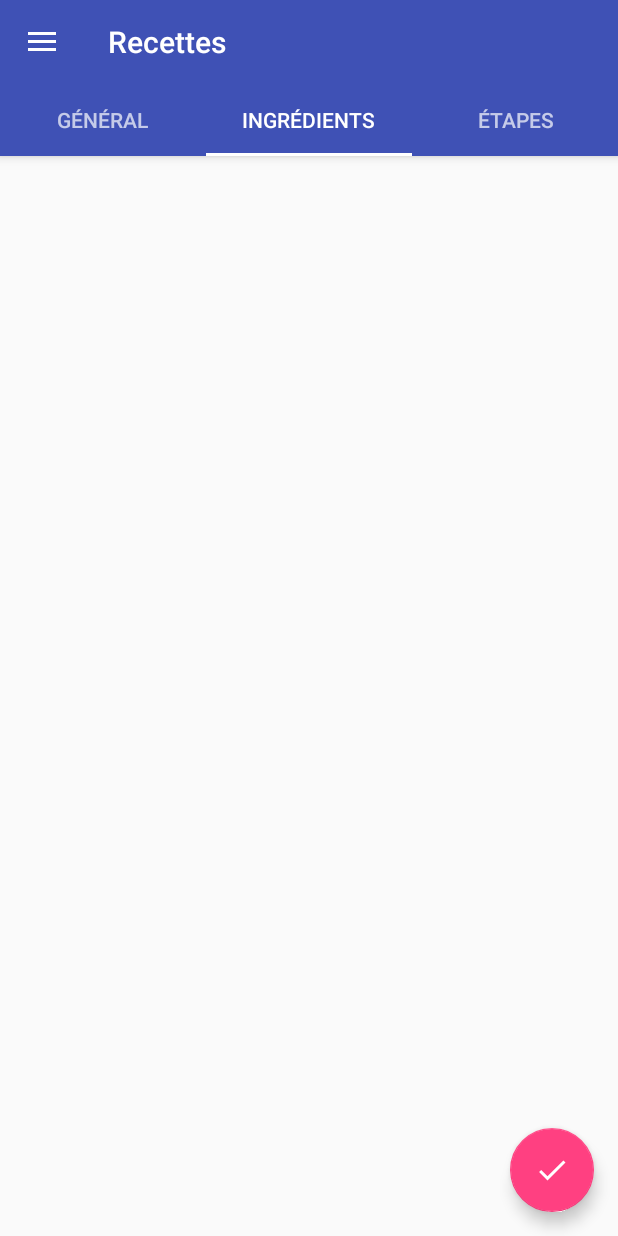
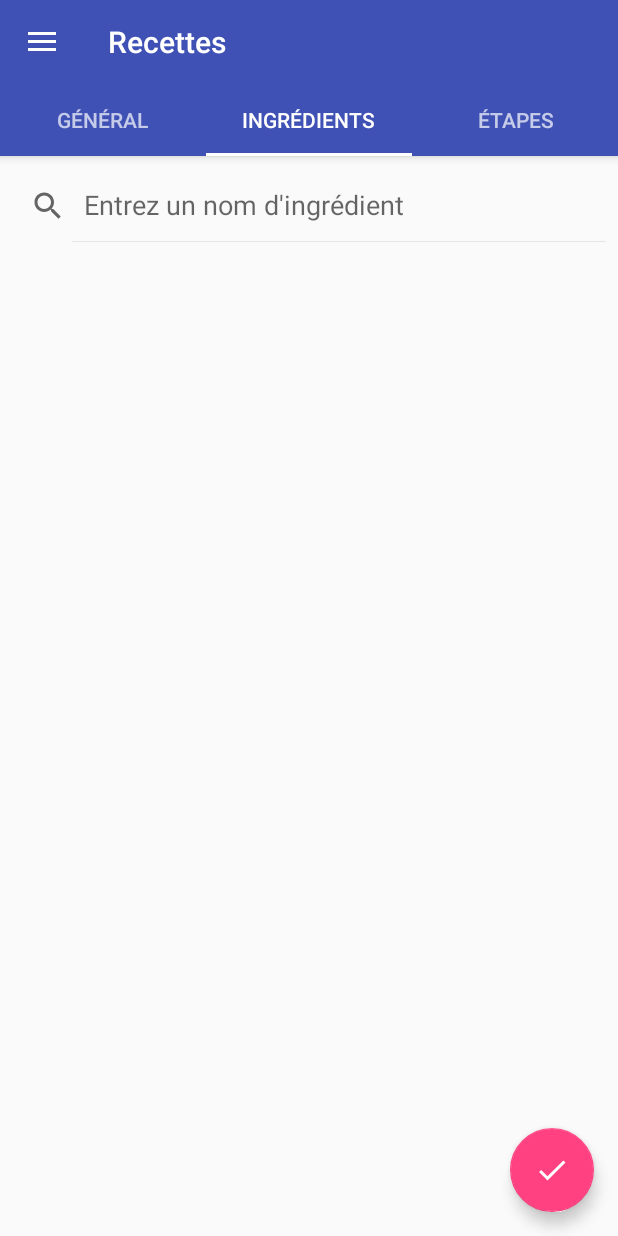
Before and after one commit to BillyBoy26/Recipes, an Android app: the RecipeCreate screen opened directly, with no data from a screen before it, tab 2 chosen, on a phone screen of 412 x 824 dp. Run offline under Robolectric (Android 15) with nearby library versions, the phone set to English and light mode, and no system bars.

Commit message:
Ingredient début

```diff
--- a/app/src/main/AndroidManifest.xml
+++ b/app/src/main/AndroidManifest.xml
@@ -22,7 +22,7 @@
                 <category android:name="android.intent.category.LAUNCHER" />
             </intent-filter>
         </activity>
-        <activity android:name=".RecipeCreate" />
+        <activity android:name=".createForm.RecipeCreate" />
         <activity android:name=".RecipeImport" />
 
         <provider
--- a/app/src/main/java/com/example/benjamin/recettes/RecipesActivity.java
+++ b/app/src/main/java/com/example/benjamin/recettes/RecipesActivity.java
@@ -12,6 +12,7 @@ import android.widget.AdapterView;
 import android.widget.FrameLayout;
 import android.widget.ListView;
 
+import com.example.benjamin.recettes.createForm.RecipeCreate;
 import com.example.benjamin.recettes.data.Recipe;
 import com.example.benjamin.recettes.db.RecipeContentProvider;
 import com.example.benjamin.recettes.db.table.TRecipe;
--- a/app/src/main/java/com/example/benjamin/recettes/FragmentIngredients.java
+++ b/app/src/main/java/com/example/benjamin/recettes/createForm/FragmentGeneral.java
@@ -1,4 +1,4 @@
-package com.example.benjamin.recettes;
+package com.example.benjamin.recettes.createForm;
 
 import android.os.Bundle;
 import android.support.annotation.Nullable;
@@ -7,12 +7,14 @@ import android.view.LayoutInflater;
 import android.view.View;
 import android.view.ViewGroup;
 
-public class FragmentIngredients extends Fragment {
+import com.example.benjamin.recettes.R;
+
+public class FragmentGeneral  extends Fragment{
 
 
     @Nullable
     @Override
     public View onCreateView(LayoutInflater inflater, @Nullable ViewGroup container, @Nullable Bundle savedInstanceState) {
-        return inflater.inflate(R.layout.recipe_create_ingredients,container,false);
+        return inflater.inflate(R.layout.recipe_create_general, container,false);
     }
 }
--- /dev/null
+++ b/app/src/main/java/com/example/benjamin/recettes/createForm/FragmentIngredients.java
@@ -0,0 +1,57 @@
+package com.example.benjamin.recettes.createForm;
+
+import android.os.Bundle;
+import android.support.annotation.Nullable;
+import android.support.v4.app.Fragment;
+import android.support.v7.widget.GridLayoutManager;
+import android.support.v7.widget.RecyclerView;
+import android.support.v7.widget.SearchView;
+import android.view.LayoutInflater;
+import android.view.View;
+import android.view.ViewGroup;
+
+import com.example.benjamin.recettes.R;
+import com.example.benjamin.recettes.data.Ingredient;
+
+import java.util.ArrayList;
+import java.util.List;
+
+public class FragmentIngredients extends Fragment {
+
+    private List<Ingredient> ingredients = new ArrayList<>();
+    private IngredientAdapter adapter;
+
+    @Override
+    public void onCreate(@Nullable Bundle savedInstanceState) {
+        super.onCreate(savedInstanceState);
+    }
+
+    @Nullable
+    @Override
+    public View onCreateView(LayoutInflater inflater, @Nullable ViewGroup container, @Nullable Bundle savedInstanceState) {
+        View layout = inflater.inflate(R.layout.recipe_create_ingredients, container, false);
+        final RecyclerView recyclerView = (RecyclerView) layout.findViewById(R.id.recyclerIngredient);
+        adapter = new IngredientAdapter(ingredients);
+        recyclerView.setAdapter(adapter);
+
+
+        recyclerView.setLayoutManager(new GridLayoutManager(getActivity(),2));
+        SearchView searchView = (SearchView) layout.findViewById(R.id.searchView);
+        searchView.setOnQueryTextListener(new SearchView.OnQueryTextListener() {
+            @Override
+            public boolean onQueryTextSubmit(String query) {
+                if (query.isEmpty()) {
+                    return false;
+                }
+                adapter.addIngredient(new Ingredient(query));
+                return true;
+            }
+
+            @Override
+            public boolean onQueryTextChange(String newText) {
+                return false;
+            }
+        });
+        return layout;
+    }
+}
--- a/app/src/main/java/com/example/benjamin/recettes/FragmentSteps.java
+++ b/app/src/main/java/com/example/benjamin/recettes/createForm/FragmentSteps.java
@@ -1,4 +1,4 @@
-package com.example.benjamin.recettes;
+package com.example.benjamin.recettes.createForm;
 
 import android.os.Bundle;
 import android.support.annotation.Nullable;
@@ -7,6 +7,8 @@ import android.view.LayoutInflater;
 import android.view.View;
 import android.view.ViewGroup;
 
+import com.example.benjamin.recettes.R;
+
 public class FragmentSteps extends Fragment {
     @Nullable
     @Override
--- /dev/null
+++ b/app/src/main/java/com/example/benjamin/recettes/createForm/IngredientAdapter.java
@@ -0,0 +1,45 @@
+package com.example.benjamin.recettes.createForm;
+
+import android.support.v7.widget.RecyclerView;
+import android.view.LayoutInflater;
+import android.view.View;
+import android.view.ViewGroup;
+
+import com.example.benjamin.recettes.R;
+import com.example.benjamin.recettes.data.Ingredient;
+
+import java.util.List;
+
+public class IngredientAdapter extends RecyclerView.Adapter<IngredientViewHolder> {
+
+    private List<Ingredient> ingredientList;
+
+
+    public IngredientAdapter(List<Ingredient> ingredientList) {
+        this.ingredientList = ingredientList;
+    }
+
+    @Override
+    public IngredientViewHolder onCreateViewHolder(ViewGroup parent, int viewType) {
+        View cardView = LayoutInflater.from(parent.getContext()).inflate(R.layout.ingredient_card, parent,false);
+        return new IngredientViewHolder(cardView);
+    }
+
+    @Override
+    public void onBindViewHolder(IngredientViewHolder holder, int position) {
+        holder.bind(ingredientList.get(position));
+    }
+
+    @Override
+    public int getItemCount() {
+        return ingredientList.size();
+    }
+
+    public void addIngredient(Ingredient ingredient) {
+        if (!ingredientList.contains(ingredient)) {
+            ingredientList.add(ingredient);
+            notifyItemInserted(ingredientList.size() - 1);
+
+        }
+    }
+}
--- a/app/src/main/java/com/example/benjamin/recettes/RecipeCreate.java
+++ b/app/src/main/java/com/example/benjamin/recettes/createForm/RecipeCreate.java
@@ -1,4 +1,4 @@
-package com.example.benjamin.recettes;
+package com.example.benjamin.recettes.createForm;
 
 import android.content.ContentValues;
 import android.content.Intent;
@@ -15,6 +15,9 @@ import android.view.View;
 import android.widget.EditText;
 import android.widget.FrameLayout;
 
+import com.example.benjamin.recettes.DrawerActivity;
+import com.example.benjamin.recettes.R;
+import com.example.benjamin.recettes.RecipesActivity;
 import com.example.benjamin.recettes.data.Recipe;
 import com.example.benjamin.recettes.db.RecipeContentProvider;
 import com.example.benjamin.recettes.db.table.TRecipe;
--- a/app/src/main/java/com/example/benjamin/recettes/ViewPagerAdapter.java
+++ b/app/src/main/java/com/example/benjamin/recettes/createForm/ViewPagerAdapter.java
@@ -1,4 +1,4 @@
-package com.example.benjamin.recettes;
+package com.example.benjamin.recettes.createForm;
 
 import android.support.v4.app.Fragment;
 import android.support.v4.app.FragmentManager;
--- a/app/src/main/java/com/example/benjamin/recettes/task/HttpRequestTask.java
+++ b/app/src/main/java/com/example/benjamin/recettes/task/HttpRequestTask.java
@@ -5,7 +5,7 @@ import android.content.Intent;
 import android.os.AsyncTask;
 import android.util.Log;
 
-import com.example.benjamin.recettes.RecipeCreate;
+import com.example.benjamin.recettes.createForm.RecipeCreate;
 import com.example.benjamin.recettes.data.Recipe;
 
 import org.jsoup.Jsoup;
--- a/app/src/main/res/layout/recipe_create_ingredients.xml
+++ b/app/src/main/res/layout/recipe_create_ingredients.xml
@@ -1,8 +1,21 @@
 <?xml version="1.0" encoding="utf-8"?>
 <LinearLayout xmlns:android="http://schemas.android.com/apk/res/android"
+    xmlns:app="http://schemas.android.com/apk/res-auto"
     android:orientation="vertical" android:layout_width="match_parent"
     android:layout_height="wrap_content"
     android:paddingTop="58dp">
 
+    <android.support.v7.widget.SearchView
+        android:id="@+id/searchView"
+        android:layout_width="match_parent"
+        android:layout_height="wrap_content"
+        app:queryHint="Entrez un nom d'ingrédient"
+        app:iconifiedByDefault="false"/>
+
+    <android.support.v7.widget.RecyclerView
+        android:layout_width="match_parent"
+        android:layout_height="wrap_content"
+        android:id="@+id/recyclerIngredient"/>
+
 
 </LinearLayout>
```
Also changed, not shown: app/src/main/java/com/example/benjamin/recettes/FragmentGeneral.java (deleted, +0 -18 lines), app/src/main/java/com/example/benjamin/recettes/createForm/IngredientViewHolder.java (added, +25 -0 lines), app/src/main/java/com/example/benjamin/recettes/data/Ingredient.java (+30 -0 lines), app/src/main/res/layout/ingredient_card.xml (added, +14 -0 lines).
